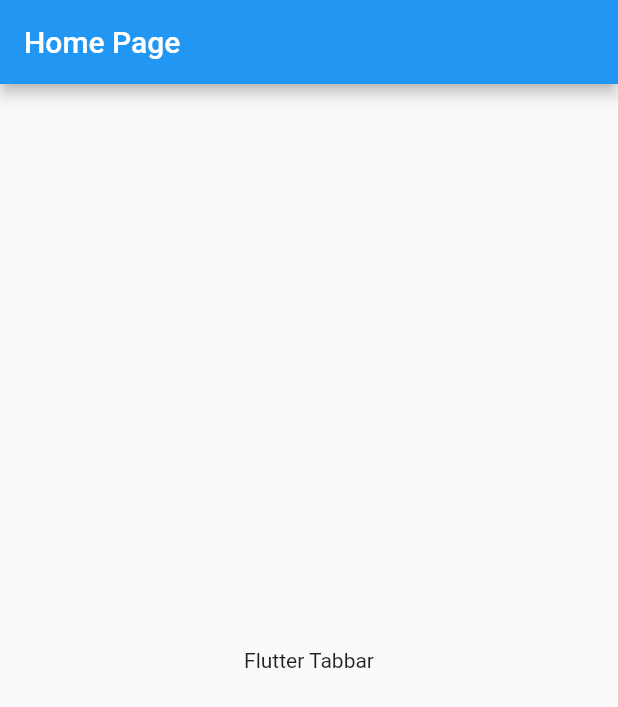
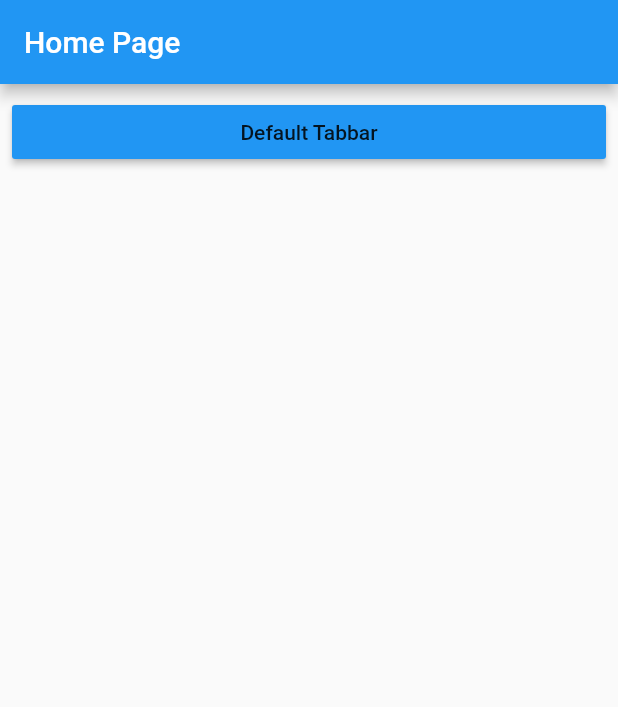
Before and after one commit to NaingMyoThawNMYT/Flutter-Tabbar, a Flutter app: the screen it shows after launch, on a phone screen of 412 x 824 dp. Shown: the top 707 px of the screen. Run offline on Flutter 3.47's test engine with Material 2 defaults, Android fonts, the phone set to English and light mode, and no system bars.

Commit message:
2. At "MyHomePage", options list is added.

```diff
--- a/lib/main.dart
+++ b/lib/main.dart
@@ -1,6 +1,6 @@
 import 'package:flutter/material.dart';
 
-import 'my_home_page.dart';
+import 'ui/my_home_page.dart';
 
 void main() {
   runApp(MyApp());
--- a/lib/my_home_page.dart
+++ /dev/null
@@ -1,19 +0,0 @@
-import 'package:flutter/material.dart';
-
-class MyHomePage extends StatelessWidget {
-  MyHomePage({Key key, this.title}) : super(key: key);
-
-  final String title;
-
-  @override
-  Widget build(BuildContext context) {
-    return Scaffold(
-      appBar: AppBar(
-        title: Text(title),
-      ),
-      body: Center(
-        child: Text('Flutter Tabbar'),
-      ),
-    );
-  }
-}
--- /dev/null
+++ b/lib/ui/default_tabbar_page.dart
@@ -0,0 +1,15 @@
+import 'package:flutter/material.dart';
+
+class DefaultTabbarPage extends StatelessWidget {
+  @override
+  Widget build(BuildContext context) {
+    return Scaffold(
+      appBar: AppBar(
+        title: Text('Default Tabbar Page'),
+      ),
+      body: Center(
+        child: Text('Default Tabbar'),
+      ),
+    );
+  }
+}
--- /dev/null
+++ b/lib/ui/my_home_page.dart
@@ -0,0 +1,38 @@
+import 'package:flutter/material.dart';
+import 'package:fluttertabbar/ui/default_tabbar_page.dart';
+
+class MyHomePage extends StatelessWidget {
+  MyHomePage({Key key, this.title}) : super(key: key);
+
+  final String title;
+
+  @override
+  Widget build(BuildContext context) {
+    return Scaffold(
+      appBar: AppBar(
+        title: Text(title),
+      ),
+      body: Padding(
+        padding: EdgeInsets.all(8.0),
+        child: Column(
+          children: <Widget>[
+            ButtonTheme(
+              minWidth: double.infinity,
+              child: RaisedButton(
+                onPressed: () {
+                  Navigator.push(
+                    context,
+                    MaterialPageRoute(
+                      builder: (context) => DefaultTabbarPage(),
+                    ),
+                  );
+                },
+                child: Text('Default Tabbar'),
+              ),
+            ),
+          ],
+        ),
+      ),
+    );
+  }
+}
```
Also changed, not shown: 1 other file.
